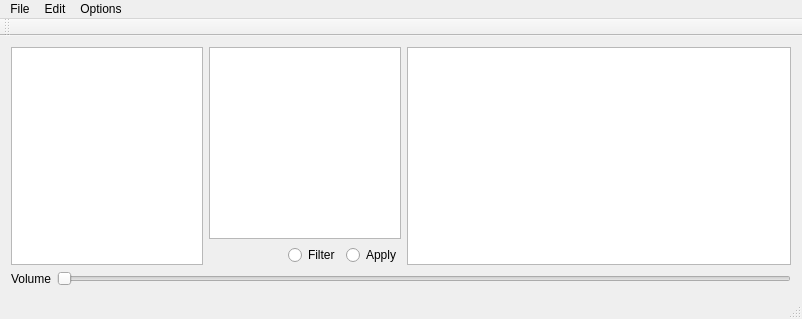
aardvarkk/samplicity, file main_window.ui: the form before one commit.
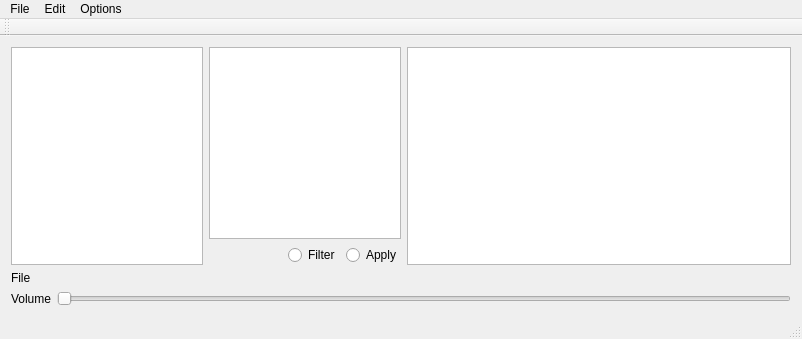
The form after the commit.

Commit message: Show file location of selected sample. Fix files not being added properly because hash algo wasn't opening files. Fix tests to correspond. Fix signals not being set by reference properly.

```diff
--- a/main_window.ui
+++ b/main_window.ui
@@ -145,8 +145,8 @@
      </widget>
     </item>
     <item>
-     <widget class="QWidget" name="volumeWidget" native="true">
-      <layout class="QHBoxLayout" name="horizontalLayout">
+     <widget class="QWidget" name="infoWidget" native="true">
+      <layout class="QFormLayout" name="formLayout">
        <property name="leftMargin">
         <number>0</number>
        </property>
@@ -159,20 +159,34 @@
        <property name="bottomMargin">
         <number>0</number>
        </property>
-       <item>
+       <item row="1" column="0">
         <widget class="QLabel" name="volumeLabel">
          <property name="text">
           <string>Volume</string>
          </property>
         </widget>
        </item>
-       <item>
+       <item row="1" column="1">
         <widget class="QSlider" name="volumeSlider">
          <property name="orientation">
           <enum>Qt::Horizontal</enum>
          </property>
         </widget>
        </item>
+       <item row="0" column="0">
+        <widget class="QLabel" name="fileLabel">
+         <property name="text">
+          <string>File</string>
+         </property>
+        </widget>
+       </item>
+       <item row="0" column="1">
+        <widget class="QLabel" name="fileLocationLabel">
+         <property name="text">
+          <string/>
+         </property>
+        </widget>
+       </item>
       </layout>
      </widget>
     </item>
```
The commit also changes 6 other files.
